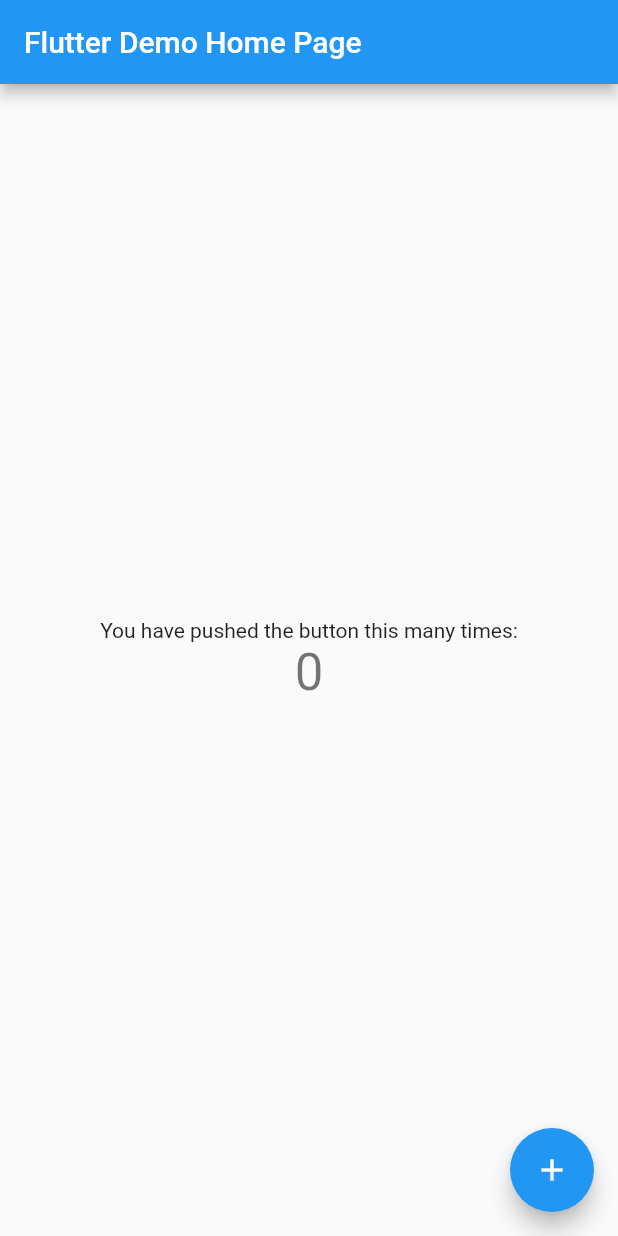
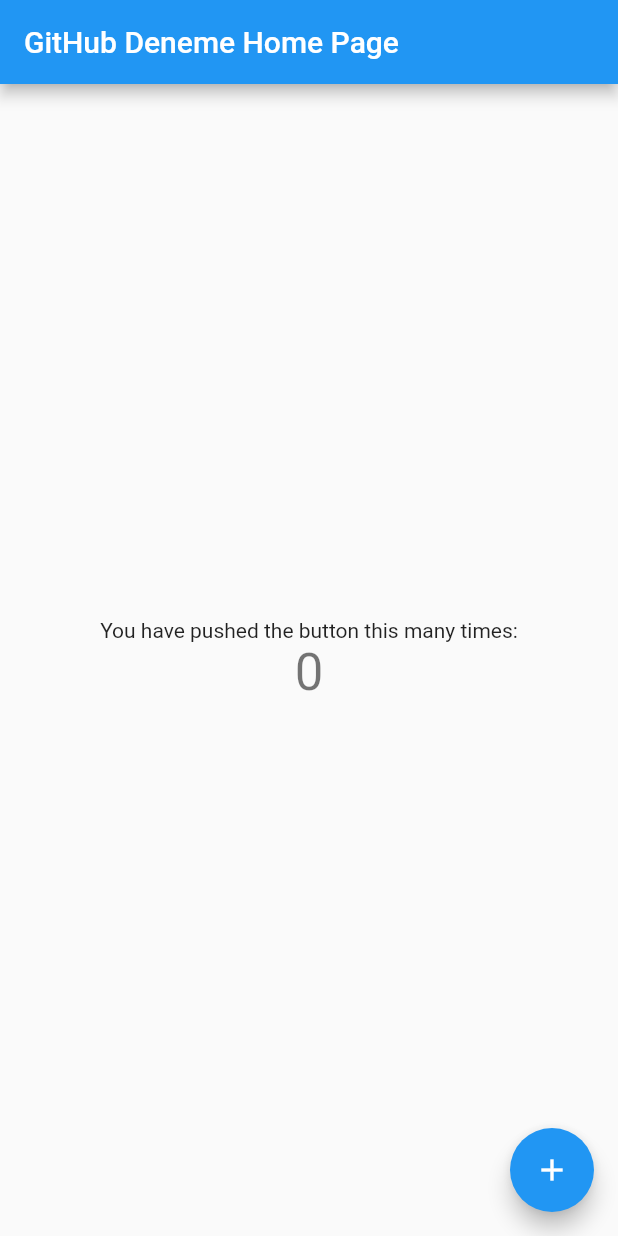
Before and after one commit to bahoisreliable/deneme2, a Flutter app: the screen it shows after launch, on a phone screen of 412 x 824 dp. Run offline on Flutter 3.47's test engine with Material 2 defaults, Android fonts, the phone set to English and light mode, and no system bars.

Commit message:
first change

```diff
--- a/lib/main.dart
+++ b/lib/main.dart
@@ -8,12 +8,12 @@ class MyApp extends StatelessWidget {
   @override
   Widget build(BuildContext context) {
     return MaterialApp(
-      title: 'Flutter Demo',
+      title: 'GitHub deneme',
       theme: ThemeData(
         primarySwatch: Colors.blue,
         visualDensity: VisualDensity.adaptivePlatformDensity,
       ),
-      home: MyHomePage(title: 'Flutter Demo Home Page'),
+      home: MyHomePage(title: 'GitHub Deneme Home Page'),
     );
   }
 }
```
